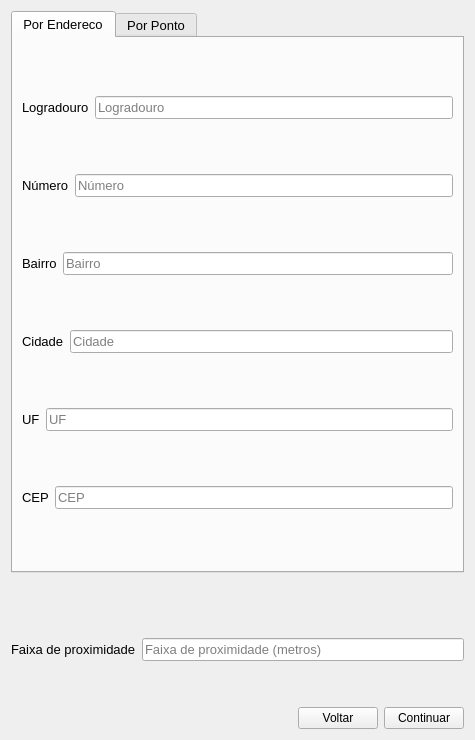
spuhub/prisma, file screens/overlay_point.ui: the form before one commit.
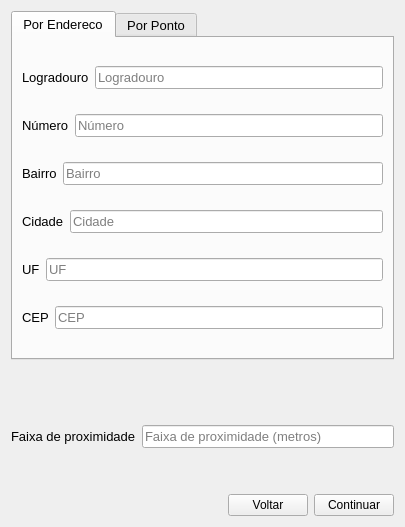
The form after the commit.

Patch:
```diff
--- a/screens/overlay_point.ui
+++ b/screens/overlay_point.ui
@@ -6,8 +6,8 @@
    <rect>
     <x>0</x>
     <y>0</y>
-    <width>475</width>
-    <height>740</height>
+    <width>405</width>
+    <height>527</height>
    </rect>
   </property>
   <property name="windowTitle">
```
